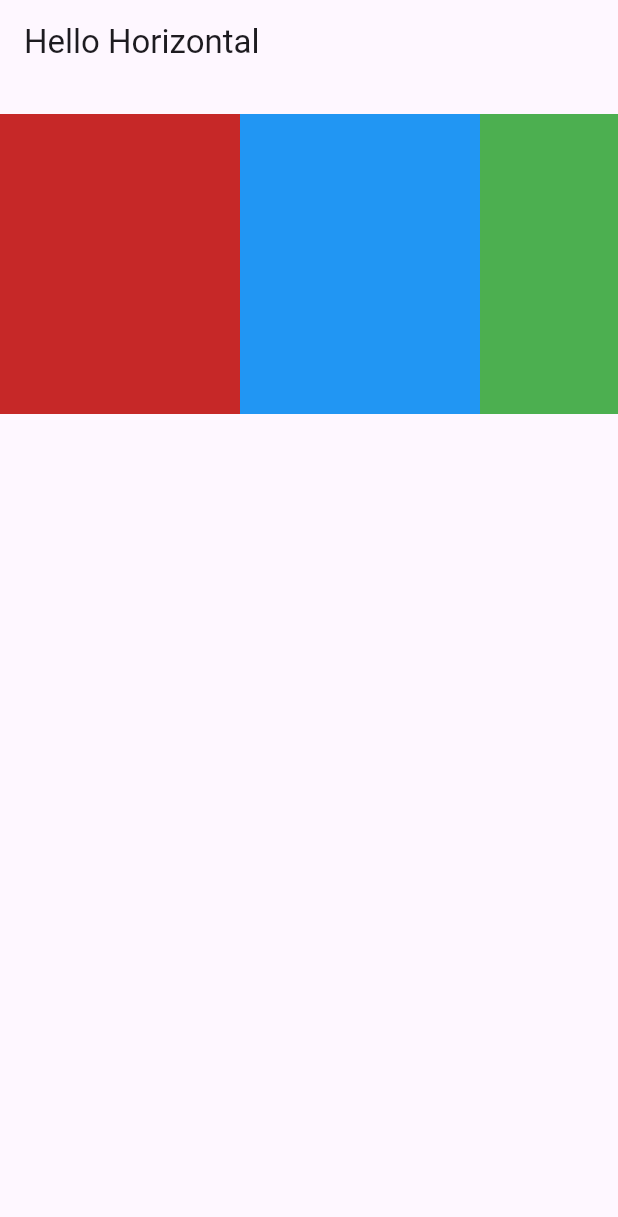
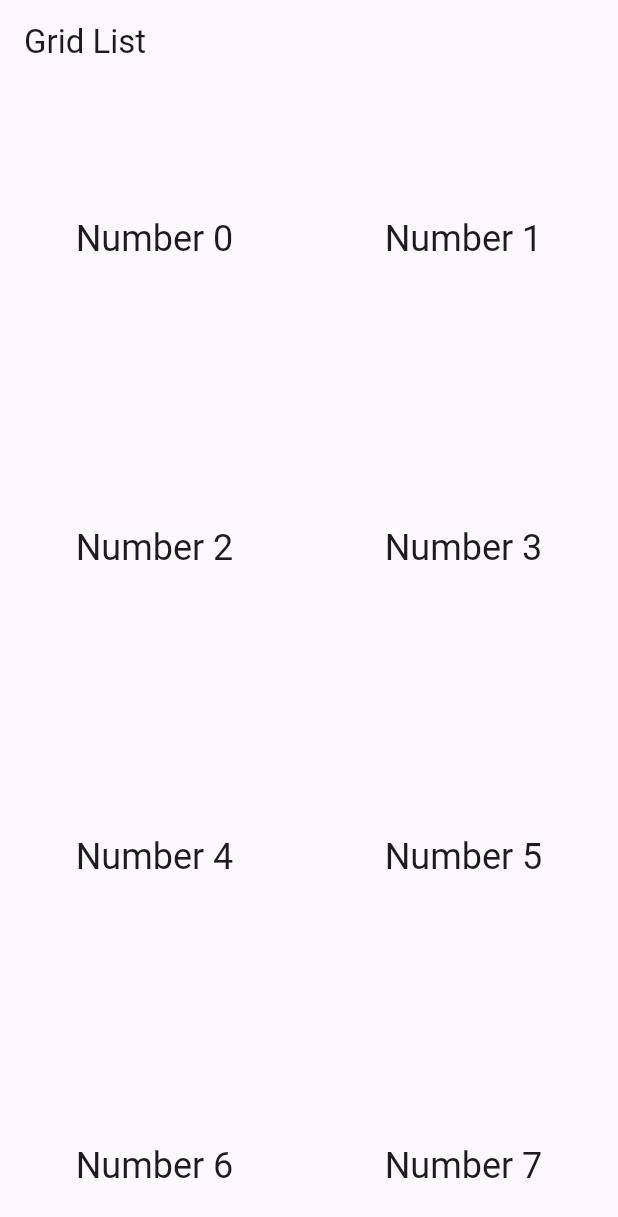
Before and after one commit to panchalbhavya2210/flutter_learn, a Flutter app: the screen it shows after launch, on a phone screen of 412 x 824 dp. Shown: the top 1217 px of the screen. Run offline on Flutter 3.47's test engine with Material 3 defaults, Android fonts, the phone set to English and light mode, and no system bars.

Commit message:
Grid view count

```diff
--- a/lib/main.dart
+++ b/lib/main.dart
@@ -1,49 +1,32 @@
 import 'package:flutter/material.dart';
-import 'package:flutter/rendering.dart';
 
-void main() => runApp(const MyApp());
+void main() {
+  runApp(const MyApp());
+}
 
 class MyApp extends StatelessWidget {
   const MyApp({super.key});
 
   @override
   Widget build(BuildContext context) {
-    final String title = "Hello Horizontal";
+    const title = 'Grid List';
 
     return MaterialApp(
       title: title,
       home: Scaffold(
         appBar: AppBar(
-          title: Text(title),
+          title: const Text(title),
         ),
-        body: Container(
-          margin: const EdgeInsets.symmetric(vertical: 20),
-          height: 200,
-          child: ListView(
-            scrollDirection: Axis.horizontal,
-            children: <Widget>[
-              Container(
-                width: 160,
-                color: Colors.red[800],
+        body: GridView.count(
+          crossAxisCount: 2,
+          children: List.generate(50, (index) {
+            return Center(
+              child: Text(
+                'Number $index',
+                style: Theme.of(context).textTheme.headlineSmall,
               ),
-              Container(
-                width: 160,
-                color: Colors.blue,
-              ),
-              Container(
-                width: 160,
-                color: Colors.green,
-              ),
-              Container(
-                width: 160,
-                color: Colors.yellow,
-              ),
-              Container(
-                width: 160,
-                color: Colors.orange,
-              ),
-            ],
-          ),
+            );
+          }),
         ),
       ),
     );
```
Also changed, not shown: 1 other file.
